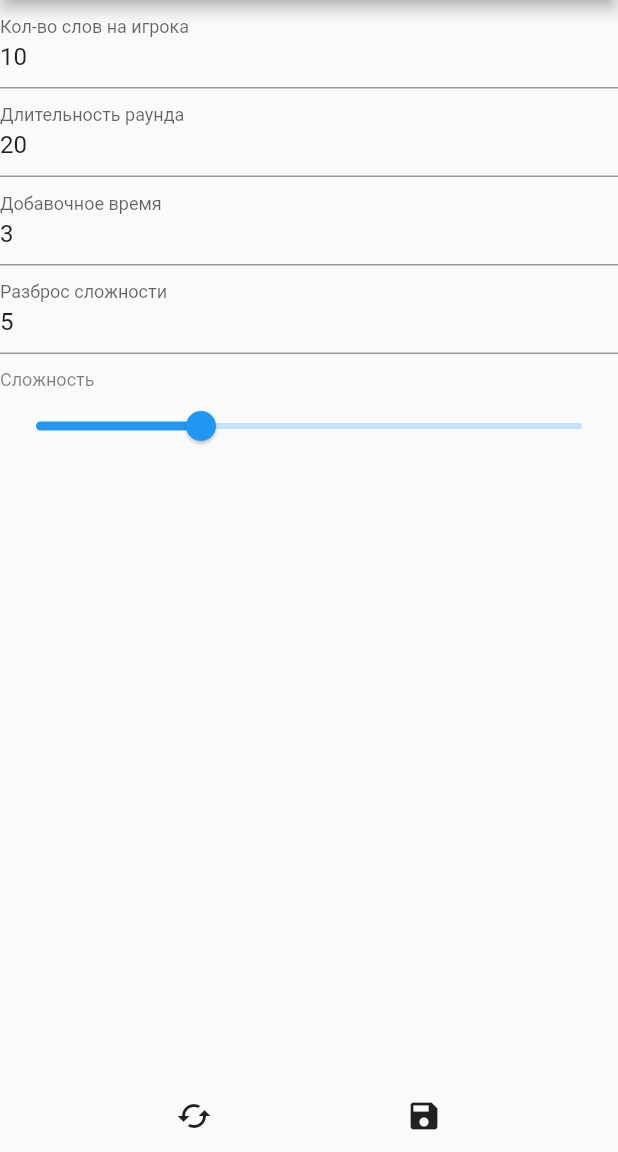
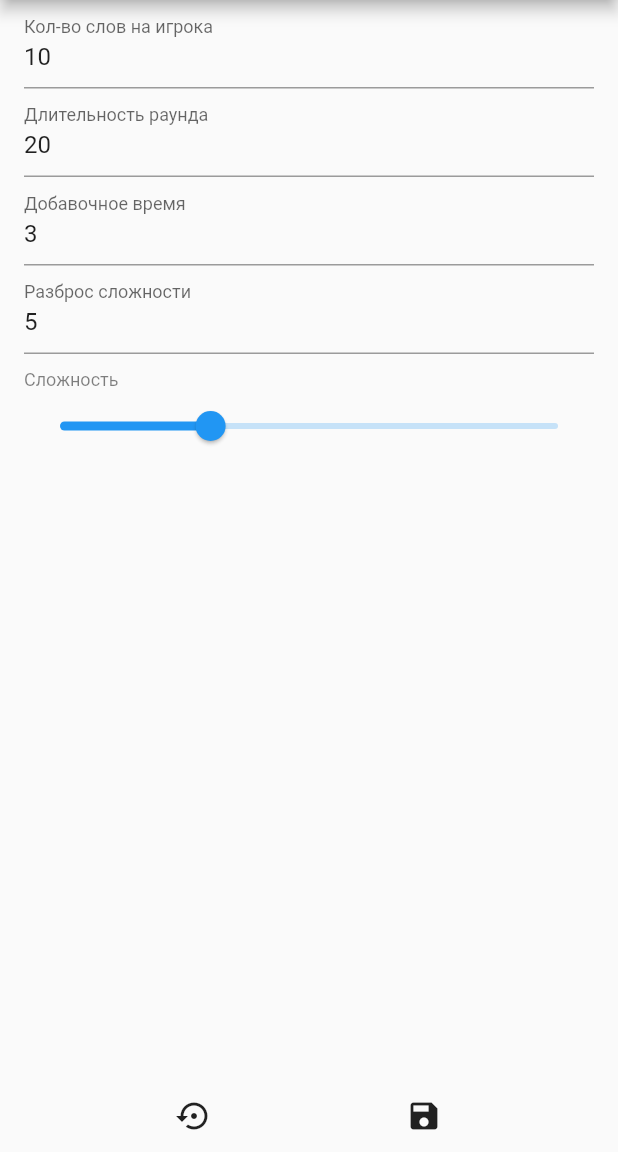
Before and after one commit to sashkent3/beret, a Flutter app: the screen it shows after launch, after a tap on "Настройки", on a phone screen of 412 x 824 dp, the part 84-1236 px from its top. Run offline on Flutter 3.47's test engine with Material 2 defaults, Android fonts, the phone set to English and light mode, and no system bars; our stand-ins replace flutter_cache_manager, flutter_mobx, mobx, shared_preferences; missing offline and left inert: normal; generated files the repository leaves out were written again.

Commit message:
Settings work now.

```diff
--- a/lib/main.dart
+++ b/lib/main.dart
@@ -35,11 +35,13 @@ class MyApp extends StatelessWidget {
                           'Быстрая игра', style: TextStyle(fontSize: 20))),
                   RaisedButton(
                       onPressed: () {
-                        currentState.currentSetDifficulty =
+                        int _currentSetDifficulty =
                             currentState.prefs.getInt('matchDifficulty');
                         Navigator.push(
                           context,
-                          MaterialPageRoute(builder: (context) => Settings()),
+                          MaterialPageRoute(builder: (context) =>
+                              Settings(
+                                  currentSetDifficulty: _currentSetDifficulty)),
                         );
                       },
                       child: Text('Настройки', style: TextStyle(fontSize: 20)))
--- a/lib/match.dart
+++ b/lib/match.dart
@@ -86,7 +86,7 @@ class Match extends StatelessWidget {
                           children: <Widget>[
                             IconButton(
                                 onPressed: currentGameState.addPlayer,
-                                icon: Icon(Icons.add)),
+                                icon: Icon(Icons.person_add)),
                             IconButton(
                                 onPressed: currentGameState.players.shuffle,
                                 icon: Icon(Icons.shuffle)),
--- a/lib/settings.dart
+++ b/lib/settings.dart
@@ -1,11 +1,26 @@
 import 'package:flutter/material.dart';
-import 'package:flutter_mobx/flutter_mobx.dart';
 import 'package:provider/provider.dart';
 
 import 'app_state.dart';
 
-class Settings extends StatelessWidget {
+class Settings extends StatefulWidget {
+  final int currentSetDifficulty;
+
+  const Settings({Key key, this.currentSetDifficulty}) : super(key: key);
+
+  @override
+  _SettingsState createState() => _SettingsState();
+}
+
+class _SettingsState extends State<Settings> {
   static GlobalKey<FormState> settingsKey = GlobalKey<FormState>();
+  int currentSetDifficulty;
+
+  @override
+  void initState() {
+    currentSetDifficulty = widget.currentSetDifficulty;
+    super.initState();
+  }
 
   @override
   Widget build(BuildContext context) {
@@ -16,11 +31,13 @@ class Settings extends StatelessWidget {
             appBar: AppBar(
               title: Text('Шляпа'),
             ),
-            body: Stack(children: [Form(
+            body: Stack(children: [
+              Form(
                   key: settingsKey,
-                child: Container(
-                    width: double.maxFinite,
-                    child: ListView(shrinkWrap: true, children: [
+                  child: ListView(
+                      padding: EdgeInsets.symmetric(horizontal: 16),
+                      shrinkWrap: true,
+                      children: [
                         TextFormField(
                           keyboardType: TextInputType.number,
                           initialValue: currentState.prefs
@@ -105,8 +122,8 @@ class Settings extends StatelessWidget {
                             }
                           },
                           onSaved: (value) {
-                          currentState.prefs
-                              .setInt('difficultyDispersion', int.parse(value));
+                            currentState.prefs.setInt(
+                                'difficultyDispersion', int.parse(value));
                           },
                         ),
                         Padding(
@@ -115,34 +132,45 @@ class Settings extends StatelessWidget {
                                 style: TextStyle(
                                     fontSize: 12,
                                     color: Colors.black.withOpacity(0.5)))),
-                      Observer(
-                          builder: (_) => Slider(
+                        Slider(
                           min: 0,
                           max: 100,
                           divisions: 100,
-                            label: currentState.currentSetDifficulty
-                                .toString(),
-                            value: currentState.currentSetDifficulty
-                                .toDouble(),
+                          label: currentSetDifficulty.toString(),
+                          value: currentSetDifficulty.toDouble(),
                           onChanged: (value) {
-                              currentState
-                                  .setCurrentDifficulty(value.toInt());
+                            setState(() {
+                              currentSetDifficulty = value.toInt();
+                            });
                           },
-                          ))
-                    ]))),
-              Align(alignment: Alignment.bottomCenter,
-                  child: Row(children: <Widget>[
-                    IconButton(icon: Icon(Icons.cached),
-                        onPressed: currentState.restoreDefaultSettings),
-                    IconButton(icon: Icon(Icons.save), onPressed: () {
+                        )
+                      ])),
+              Align(
+                  alignment: Alignment.bottomCenter,
+                  child: Row(
+                    children: <Widget>[
+                      IconButton(
+                          icon: Icon(Icons.settings_backup_restore),
+                          onPressed: () {
+                            currentState.restoreDefaultSettings();
+                            currentSetDifficulty =
+                                currentState.prefs.getInt('matchDifficulty');
+                            setState(() {
+                              settingsKey = GlobalKey<FormState>();
+                            });
+                          }),
+                      IconButton(
+                          icon: Icon(Icons.save),
+                          onPressed: () {
                             if (settingsKey.currentState.validate()) {
                               settingsKey.currentState.save();
                               currentState.prefs.setInt('matchDifficulty',
-                            currentState.currentSetDifficulty);
-                        Navigator.of(context).pop();
+                                  currentSetDifficulty);
                             }
                           })
-                  ], mainAxisAlignment: MainAxisAlignment.spaceEvenly,))
+                    ],
+                    mainAxisAlignment: MainAxisAlignment.spaceEvenly,
+                  ))
             ])));
   }
 }
```
Lines whose indentation alone changed are shown as unchanged.
